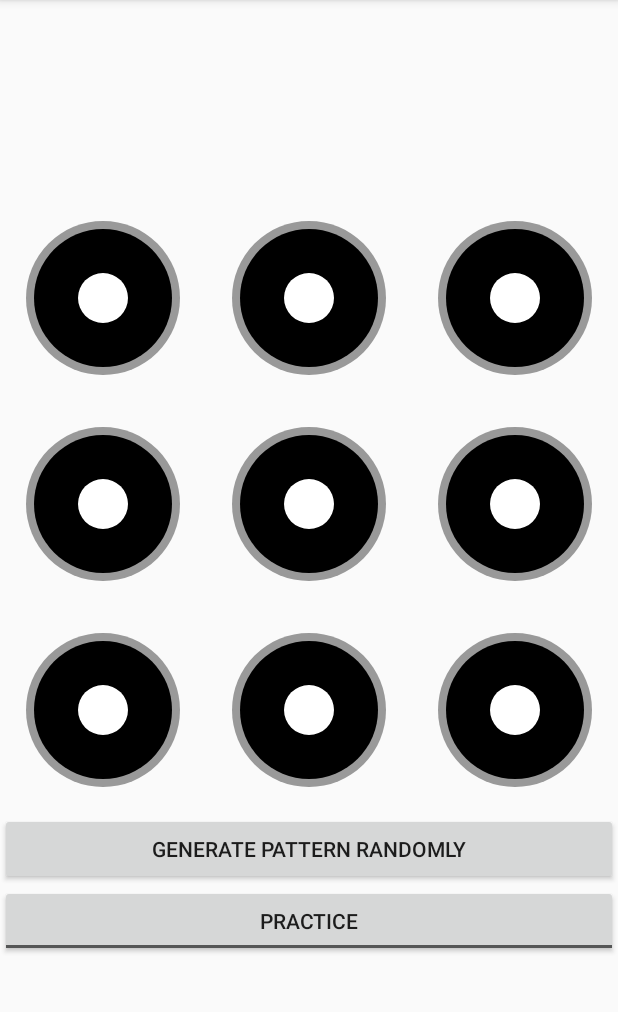
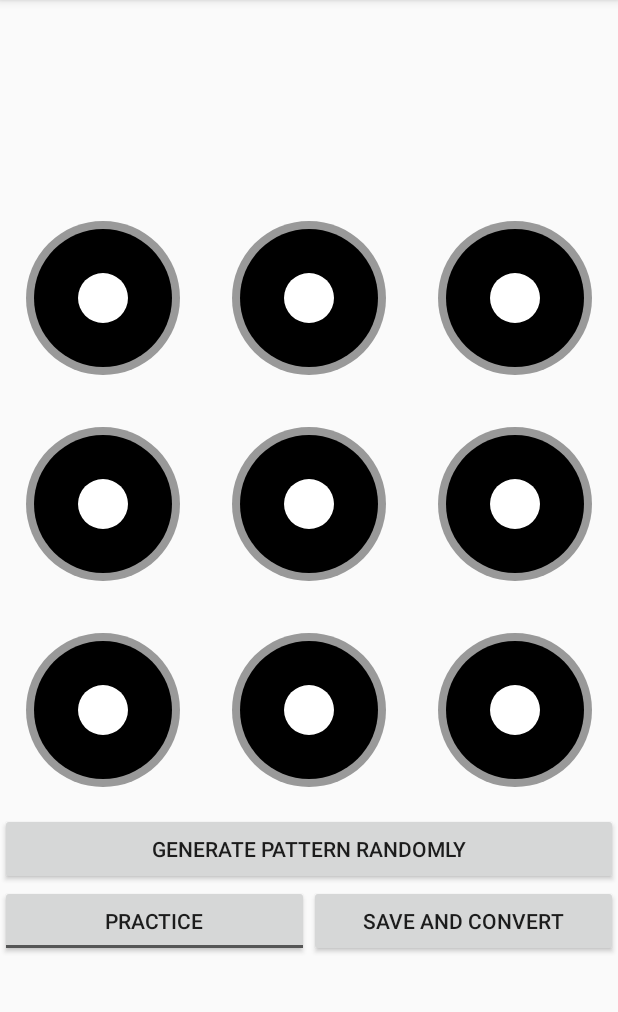
Before and after one commit to waltyellow/pattern-inference-1, an Android app: the screen it shows after launch (ALPActivity), on a phone screen of 412 x 824 dp, the part 84-1096 px from its top. Run offline under Robolectric (Android 15) with nearby library versions, the phone set to English and light mode, and no system bars; libraries missing offline, so code that uses them is left out: weka.core, weka.core.converters.

Commit message:
Adding conversion support (not currently functioning)

```diff
--- a/Tutorial 1/Tutorial 1/app/build.gradle
+++ b/Tutorial 1/Tutorial 1/app/build.gradle
@@ -20,5 +20,5 @@ android {
 }
 
 dependencies {
-    compile fileTree(dir: 'libs', include: ['*.jar'])
+    compile fileTree(include: ['*.jar'], dir: 'libs')
 }
--- a/Tutorial 1/Tutorial 1/app/src/main/java/com/example/haotian/haotianalp/ALPActivity.java
+++ b/Tutorial 1/Tutorial 1/app/src/main/java/com/example/haotian/haotianalp/ALPActivity.java
@@ -38,11 +38,16 @@ import java.util.Date;
 import java.util.List;
 import java.util.Locale;
 
+import weka.core.Instances;
+import weka.core.converters.ArffSaver;
+import weka.core.converters.CSVLoader;
+
 
 public class ALPActivity extends Activity implements SensorEventListener{
     protected LockPatternView mPatternView;
     protected PatternGenerator mGenerator;
     protected Button mGenerateButton;
+    protected Button mSaveAndConvertButton;
     protected Button mDesigner;
     protected ToggleButton mPracticeToggle;
     private List<Point> mEasterEggPattern;
@@ -79,7 +84,10 @@ public class ALPActivity extends Activity implements SensorEventListener{
     public List<Sensor> deviceSensors;
     private  Sensor mAccelerometer, mMagnetometer, mGyroscope, mRotation, mGravity, myLinearAcc;
 
+    protected String root;
+
     private File file;
+    private File arffFile;
     public static String[] mLine;
     public BufferedWriter bufferedWriter;
     private VelocityTracker mVelocityTracker = null;
@@ -105,10 +113,11 @@ public class ALPActivity extends Activity implements SensorEventListener{
         setContentView(R.layout.activity_alp);
         mPatternView = (LockPatternView) findViewById(R.id.pattern_view);
         mGenerateButton = (Button) findViewById(R.id.generate_button);
+        mSaveAndConvertButton = (Button) findViewById(R.id.save_and_convert);
         mPracticeToggle = (ToggleButton) findViewById(R.id.practice_toggle);
 
         // create file for which to save motion data
-        String root = Environment.getExternalStorageDirectory().toString();
+        root = Environment.getExternalStorageDirectory().toString();
         file = new File(root + "/DCIM", "motiondata" + System.currentTimeMillis() + ".csv");
 
         // create BufferedWriter
@@ -151,6 +160,28 @@ public class ALPActivity extends Activity implements SensorEventListener{
                             },
                             (d = (int)(d* 1.2)));}
                 return true;
+            }
+        });
+
+        mSaveAndConvertButton.setOnClickListener(new Button.OnClickListener(){
+
+            @Override
+            public void onClick(View view){
+                try {
+                    bufferedWriter.close();
+                }
+                catch(Exception e){
+                    System.out.println("close error");
+                }
+
+                arffFile = new File(root + "/DCIM", file.getName() + ".arff");
+
+                try{
+                    csvToArffConvert(file, arffFile);
+                }
+                catch (Exception e){
+                    System.out.println("Convert failed.");
+                }
             }
         });
 
@@ -224,6 +255,22 @@ public class ALPActivity extends Activity implements SensorEventListener{
         }
 
         return super.onOptionsItemSelected(item);
+    }
+
+    // csv to arff conversion method
+    private void csvToArffConvert(File csv, File arff) throws Exception {
+
+        // load CSV
+        CSVLoader loader = new CSVLoader();
+        loader.setSource(csv);
+        Instances data = loader.getDataSet();
+
+        // save ARFF
+        ArffSaver saver = new ArffSaver();
+        saver.setInstances(data);
+        saver.setFile(arff);
+        saver.setDestination(arff);
+        saver.writeBatch();
     }
 
     // test file saving method
--- a/Tutorial 1/Tutorial 1/app/src/main/res/layout/activity_alp.xml
+++ b/Tutorial 1/Tutorial 1/app/src/main/res/layout/activity_alp.xml
@@ -29,20 +29,36 @@ You should have received a copy of the GNU General Public License along with
         android:layout_width="fill_parent"
         android:layout_height="0px"
         android:layout_weight="1" />
+
     <Button
         android:id="@+id/generate_button"
         android:layout_width="fill_parent"
         android:layout_height="wrap_content"
-        android:text="@string/generate_button_label" />
+        android:text="@string/generate_button_label"
+        android:layout_gravity="bottom" />
 
+    <LinearLayout
+        android:orientation="horizontal"
+        android:layout_width="match_parent"
+        android:layout_height="wrap_content">
 
-    <ToggleButton
-        android:id="@+id/practice_toggle"
-        android:layout_width="fill_parent"
-        android:layout_height="wrap_content"
-        android:layout_gravity="center_vertical"
-        android:textOn="@string/practice"
-        android:textOff="@string/practice" />
+        <ToggleButton
+            android:id="@+id/practice_toggle"
+            android:layout_width="fill_parent"
+            android:layout_height="fill_parent"
+            android:layout_gravity="left"
+            android:textOn="@string/practice"
+            android:textOff="@string/practice"
+            android:layout_weight="1.0" />
+
+        <Button
+            android:layout_width="fill_parent"
+            android:layout_height="fill_parent"
+            android:text="@string/convert_button_label"
+            android:id="@+id/save_and_convert"
+            android:layout_gravity="right"
+            android:layout_weight="1.0" />
+    </LinearLayout>
 
 
 </LinearLayout>
--- a/Tutorial 1/Tutorial 1/app/src/main/res/values/strings.xml
+++ b/Tutorial 1/Tutorial 1/app/src/main/res/values/strings.xml
@@ -4,6 +4,7 @@
     <string name="hello_world">Hello world!</string>
     <string name="action_settings">Setting</string>
     <string name="generate_button_label">Generate Pattern Randomly</string>
+    <string name="convert_button_label">Save and Convert</string>
     <string name="practice">Practice</string>
     <string name="Designer">Personal Pattern Designer</string>
     <string name="start_log_data">Start Logging</string>
```
Also changed, not shown: Tutorial 1/Tutorial 1/app/libs/libsvm.jar (added), 2 other files.
